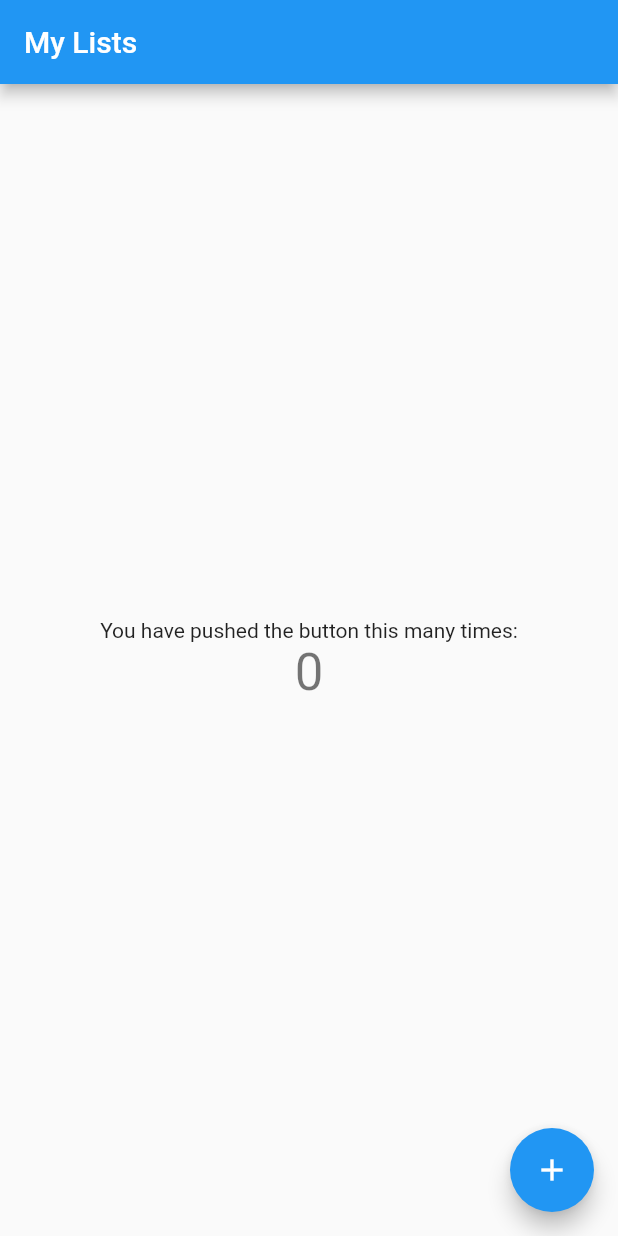
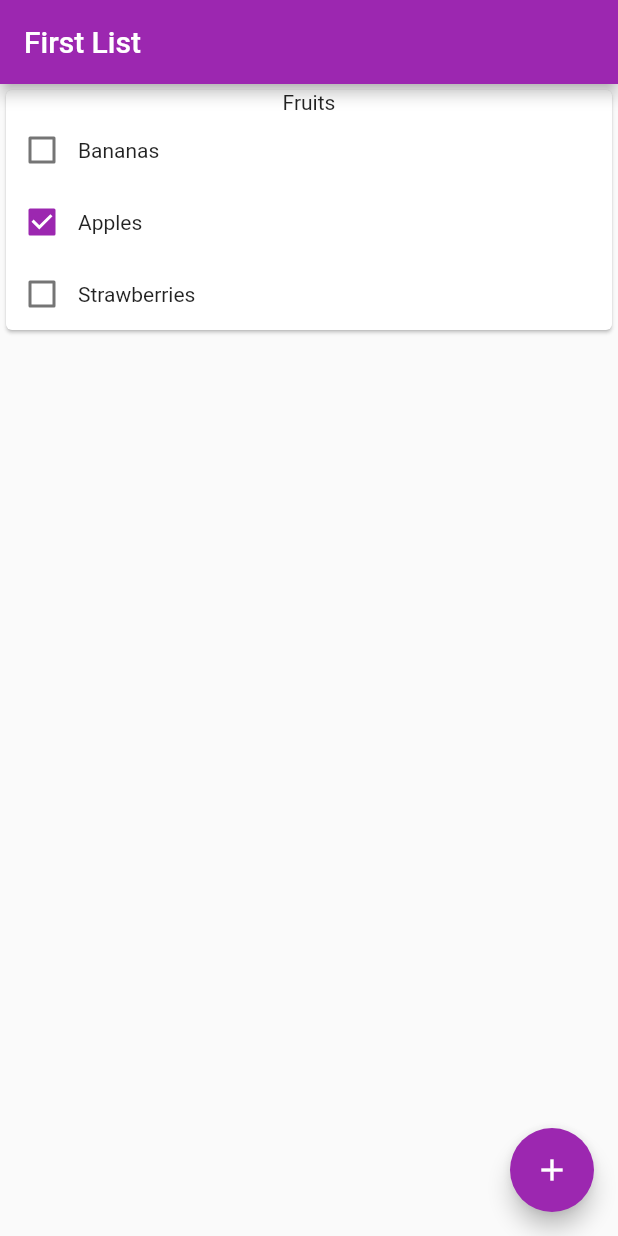
Before and after one commit to Cc618/Quick-Shop, a Flutter app: the screen it shows after launch, on a phone screen of 412 x 824 dp. Run offline on Flutter 3.47's test engine with Material 2 defaults, Android fonts, the phone set to English and light mode, and no system bars.

Commit message:
Renamed Android APK and added basic UI

```diff
--- /dev/null
+++ b/lib/category.dart
@@ -0,0 +1,44 @@
+// A category handle items
+
+import 'package:flutter/material.dart';
+import 'item.dart';
+
+class ListCategory extends StatefulWidget {
+  ListCategory(this.m, {Key key}) : super(key: key);
+
+  // Model which handles all the data
+  final ListCategoryModel m;
+
+  @override
+  _CategoryView createState() => _CategoryView();
+}
+
+class ListCategoryModel {
+  ListCategoryModel({
+    @required this.title,
+    @required this.items
+  });
+
+  String title;
+  List<ListItem> items;
+}
+
+class _CategoryView extends State<ListCategory> {
+  @override
+  Widget build(BuildContext context) {
+    // Generate the children
+    List<Widget> children = <Widget>[
+      // Title
+      Text(widget.m.title),
+    ];
+
+    // Add items
+    children.addAll(widget.m.items);
+
+    return Card(
+      child: Column(
+        children: children
+      ),
+    );
+  }
+}
--- /dev/null
+++ b/lib/item.dart
@@ -0,0 +1,38 @@
+// A list item
+
+import 'package:flutter/material.dart';
+
+class ListItem extends StatefulWidget {
+  ListItem(this.m, {Key key}) : super(key: key);
+
+  // Model which handles all the data
+  final ListItemModel m;
+
+  @override
+  _ItemView createState() => _ItemView();
+}
+
+class ListItemModel {
+  ListItemModel({
+    @required this.title,
+    @required this.checked
+  });
+
+  String title;
+  bool checked;
+}
+
+class _ItemView extends State<ListItem> {
+  @override
+  Widget build(BuildContext context) {
+    return Row(children: <Widget>[
+      Checkbox(
+        onChanged: (value) => setState(() => widget.m.checked = value),
+        value: widget.m.checked,
+      ),
+      Text(
+        widget.m.title
+      )
+    ]);
+  }
+}
--- /dev/null
+++ b/lib/list.dart
@@ -0,0 +1,45 @@
+// A list page
+
+import 'package:flutter/material.dart';
+import 'category.dart';
+
+class ListPage extends StatefulWidget {
+  ListPage(this.m, {Key key}) : super(key: key);
+
+  // Model which handles all the data
+  final ListModel m;
+
+  @override
+  _ListView createState() => _ListView();
+}
+
+class ListModel {
+  ListModel({
+    @required this.title,
+    @required this.categories
+  });
+
+  String title;
+  List<ListCategory> categories;
+}
+
+class _ListView extends State<ListPage> {
+  @override
+  Widget build(BuildContext context) {
+    return Scaffold(
+      appBar: AppBar(
+        title: Text(widget.m.title),
+      ),
+      body: Center(
+        child: ListView(
+          children: widget.m.categories
+        ),
+      ),
+      floatingActionButton: FloatingActionButton(
+        onPressed: () {},
+        tooltip: 'Add Category',
+        child: Icon(Icons.add),
+      ),
+    );
+  }
+}
--- a/lib/main.dart
+++ b/lib/main.dart
@@ -1,111 +1,41 @@
 import 'package:flutter/material.dart';
+import 'list.dart';
+import 'category.dart';
+import 'item.dart';
 
-void main() => runApp(MyApp());
+void main() => runApp(QuickShop());
 
-class MyApp extends StatelessWidget {
-  // This widget is the root of your application.
+// App entry
+class QuickShop extends StatelessWidget {
   @override
   Widget build(BuildContext context) {
     return MaterialApp(
       title: 'Quick Shop',
       theme: ThemeData(
-        // This is the theme of your application.
-        //
-        // Try running your application with "flutter run". You'll see the
-        // application has a blue toolbar. Then, without quitting the app, try
-        // changing the primarySwatch below to Colors.green and then invoke
-        // "hot reload" (press "r" in the console where you ran "flutter run",
-        // or simply save your changes to "hot reload" in a Flutter IDE).
-        // Notice that the counter didn't reset back to zero; the application
-        // is not restarted.
-        primarySwatch: Colors.blue,
+        primarySwatch: Colors.purple,
       ),
-      home: MyHomePage(title: 'My Lists'),
+      home: ListPage(ListModel(
+          title: 'First List',
+          categories: [
+            ListCategory(ListCategoryModel(
+              title: 'Fruits',
+              items: [
+                ListItem(ListItemModel(
+                  title: 'Bananas',
+                  checked: false
+                )),
+                ListItem(ListItemModel(
+                  title: 'Apples',
+                  checked: true
+                )),
+                ListItem(ListItemModel(
+                  title: 'Strawberries',
+                  checked: false
+                )),
+              ]
+            ))
+          ]
+        )),
     );
   }
 }
-
-class MyHomePage extends StatefulWidget {
-  MyHomePage({Key key, this.title}) : super(key: key);
-
-  // This widget is the home page of your application. It is stateful, meaning
-  // that it has a State object (defined below) that contains fields that affect
-  // how it looks.
-
-  // This class is the configuration for the state. It holds the values (in this
-  // case the title) provided by the parent (in this case the App widget) and
-  // used by the build method of the State. Fields in a Widget subclass are
-  // always marked "final".
-
-  final String title;
-
-  @override
-  _MyHomePageState createState() => _MyHomePageState();
-}
-
-class _MyHomePageState extends State<MyHomePage> {
-  int _counter = 0;
-
-  void _incrementCounter() {
-    setState(() {
-      // This call to setState tells the Flutter framework that something has
-      // changed in this State, which causes it to rerun the build method below
-      // so that the display can reflect the updated values. If we changed
-      // _counter without calling setState(), then the build method would not be
-      // called again, and so nothing would appear to happen.
-      _counter++;
-    });
-  }
-
-  @override
-  Widget build(BuildContext context) {
-    // This method is rerun every time setState is called, for instance as done
-    // by the _incrementCounter method above.
-    //
-    // The Flutter framework has been optimized to make rerunning build methods
-    // fast, so that you can just rebuild anything that needs updating rather
-    // than having to individually change instances of widgets.
-    return Scaffold(
-      appBar: AppBar(
-        // Here we take the value from the MyHomePage object that was created by
-        // the App.build method, and use it to set our appbar title.
-        title: Text(widget.title),
-      ),
-      body: Center(
-        // Center is a layout widget. It takes a single child and positions it
-        // in the middle of the parent.
-        child: Column(
-          // Column is also a layout widget. It takes a list of children and
-          // arranges them vertically. By default, it sizes itself to fit its
-          // children horizontally, and tries to be as tall as its parent.
-          //
-          // Invoke "debug painting" (press "p" in the console, choose the
-          // "Toggle Debug Paint" action from the Flutter Inspector in Android
-          // Studio, or the "Toggle Debug Paint" command in Visual Studio Code)
-          // to see the wireframe for each widget.
-          //
-          // Column has various properties to control how it sizes itself and
-          // how it positions its children. Here we use mainAxisAlignment to
-          // center the children vertically; the main axis here is the vertical
-          // axis because Columns are vertical (the cross axis would be
-          // horizontal).
-          mainAxisAlignment: MainAxisAlignment.center,
-          children: <Widget>[
-            Text(
-              'You have pushed the button this many times:',
-            ),
-            Text(
-              '$_counter',
-              style: Theme.of(context).textTheme.display1,
-            ),
-          ],
-        ),
-      ),
-      floatingActionButton: FloatingActionButton(
-        onPressed: _incrementCounter,
-        tooltip: 'Increment',
-        child: Icon(Icons.add),
-      ), // This trailing comma makes auto-formatting nicer for build methods.
-    );
-  }
-}
```
Also changed, not shown: 1 other file.
